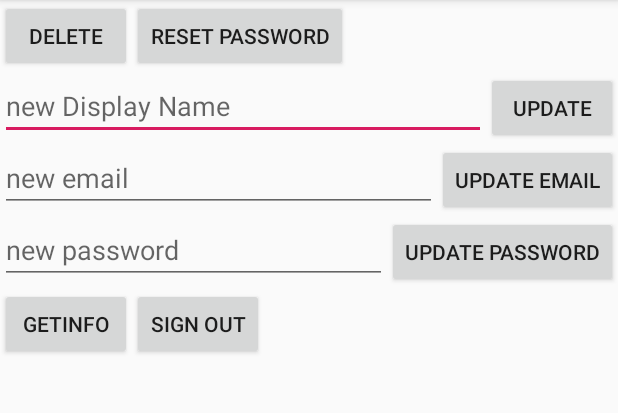
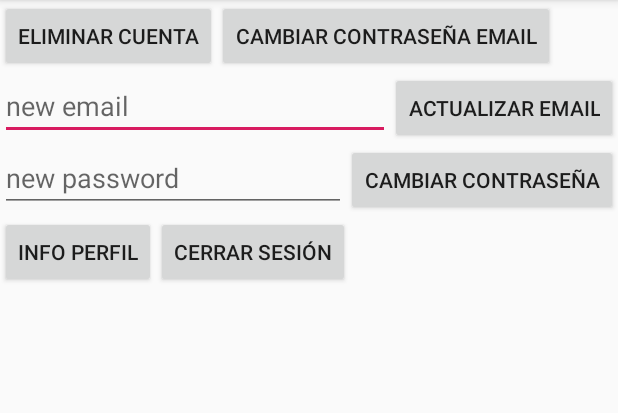
Before and after one commit to feortic/Buop, an Android app: the CambiarPassActivity screen opened directly, with no data from a screen before it, on a phone screen of 412 x 824 dp, the part 84-497 px from its top. Run offline under Robolectric (Android 15) with nearby library versions, the phone set to English and light mode, and no system bars; our stand-ins replace Firebase (no records; nobody signed in at launch, a user with empty details on screens opened directly); 2 statements that could not run were skipped.

Commit message:
Todo funciona

```diff
--- a/app/src/main/java/com/example/buop/CambiarPassActivity.java
+++ b/app/src/main/java/com/example/buop/CambiarPassActivity.java
@@ -43,25 +43,25 @@ public class CambiarPassActivity extends AppCompatActivity {
 
         mAuth = FirebaseAuth.getInstance();
 
-   //     mAuthListener = new FirebaseAuth.AuthStateListener() {
-   //         @Override
-   //         public void onAuthStateChanged(@NonNull FirebaseAuth firebaseAuth) {
-        //                FirebaseUser user = firebaseAuth.getCurrentUser();
-        //         if (user == null) {
-        //              Intent intent = new Intent(CambiarPassActivity.this, MainActivity.class);
-        //             intent.putExtra("goToMainActivity", true);
-        //             startActivity(intent);
-        //             finish();
-        //         } else {
-        //              etxtNewName.setText(user.getDisplayName());
-        //             etxtNewEmail.setText(user.getEmail());
-        //         }
-        //     }
-        //  };
+        mAuthListener = new FirebaseAuth.AuthStateListener() {
+           @Override
+            public void onAuthStateChanged(@NonNull FirebaseAuth firebaseAuth) {
+                        FirebaseUser user = firebaseAuth.getCurrentUser();
+                 if (user == null) {
+                      Intent intent = new Intent(CambiarPassActivity.this, MainActivity.class);
+                     intent.putExtra("goToMainActivity", true);
+                     startActivity(intent);
+                     finish();
+                 } else {
+                      etxtNewName.setText(user.getDisplayName());
+                     etxtNewEmail.setText(user.getEmail());
+                 }
+             }
+          };
     }
 
     public void sendPasswordResetEmail(View view) {
-        String emailAddress = "melardev_email@email.com";
+        String emailAddress = etxtNewEmail.getText().toString();
         mAuth.sendPasswordResetEmail(emailAddress).addOnCompleteListener(new OnCompleteListener<Void>() {
             @Override
             public void onComplete(@NonNull Task<Void> task) {
--- a/app/src/main/res/layout/activity_cambiar_pass.xml
+++ b/app/src/main/res/layout/activity_cambiar_pass.xml
@@ -17,33 +17,19 @@ tools:context="com.melardev.tutorialsfirebase.activities.ActivityUpdateUser">
         android:layout_width="wrap_content"
         android:layout_height="wrap_content"
         android:onClick="deleteUser"
-        android:text="Delete" />
+        android:text="ELIMINAR CUENTA" />
 
     <Button
         android:layout_width="wrap_content"
         android:layout_height="wrap_content"
         android:onClick="sendPasswordResetEmail"
-        android:text="Reset Password" />
+        android:text="CAMBIAR CONTRASEÑA EMAIL" />
 
 </LinearLayout>
 
 <LinearLayout
     android:layout_width="match_parent"
-    android:layout_height="wrap_content">
-
-    <EditText
-        android:id="@+id/etxtNewName"
-        android:layout_width="0dp"
-        android:layout_height="wrap_content"
-        android:layout_weight="1"
-        android:hint="new Display Name" />
-
-    <Button
-        android:layout_width="wrap_content"
-        android:layout_height="wrap_content"
-        android:onClick="updateUserProfile"
-        android:text="Update" />
-</LinearLayout>
+    android:layout_height="wrap_content"/>
 
 <LinearLayout
     android:layout_width="match_parent"
@@ -60,7 +46,7 @@ tools:context="com.melardev.tutorialsfirebase.activities.ActivityUpdateUser">
         android:layout_width="wrap_content"
         android:layout_height="wrap_content"
         android:onClick="setUserEmailAddr"
-        android:text="Update Email" />
+        android:text="ACTUALIZAR EMAIL" />
 </LinearLayout>
 
 <LinearLayout
@@ -78,7 +64,7 @@ tools:context="com.melardev.tutorialsfirebase.activities.ActivityUpdateUser">
         android:layout_width="wrap_content"
         android:layout_height="wrap_content"
         android:onClick="setUserPassword"
-        android:text="Update password" />
+        android:text="CAMBIAR CONTRASEÑA" />
 </LinearLayout>
 
     <LinearLayout
@@ -89,12 +75,12 @@ tools:context="com.melardev.tutorialsfirebase.activities.ActivityUpdateUser">
             android:layout_width="wrap_content"
             android:layout_height="wrap_content"
             android:onClick="getUserProviderProfileInfo"
-        android:text="getInfo" />
+            android:text="INFO PERFIL" />
 
         <Button
             android:layout_width="wrap_content"
             android:layout_height="wrap_content"
             android:onClick="signOut"
-        android:text="Sign Out" />
+            android:text="CERRAR SESIÓN" />
     </LinearLayout>
 </LinearLayout>
--- a/app/src/main/res/layout/activity_main.xml
+++ b/app/src/main/res/layout/activity_main.xml
@@ -55,8 +55,8 @@
 
     <Button
         android:id="@+id/botonCambiarPass"
-        android:layout_width="272dp"
-        android:layout_height="40dp"
+        android:layout_width="386dp"
+        android:layout_height="39dp"
         android:layout_marginStart="8dp"
         android:layout_marginLeft="8dp"
         android:layout_marginTop="8dp"
--- a/app/src/main/res/values/strings.xml
+++ b/app/src/main/res/values/strings.xml
@@ -1,4 +1,5 @@
 <resources>
     <string name="app_name">Buop</string>
-    <string name="app_CambiarPass">Cambiar contraseña</string>
+    <string name="app_CambiarPass">¿Has olvidado la contraseña?</string>
+    <string name="app_ActualizarPerfil">Actualiza tu perfil</string>
 </resources>
```
Also changed, not shown: app/src/main/java/com/example/buop/MainActivity.java (+12 -9 lines), app/src/main/java/com/example/buop/WelcomeActivity.java (+26 -1 lines), app/src/main/res/layout/activity_welcome.xml (+18 -0 lines). Lines whose indentation alone changed are shown as unchanged.
